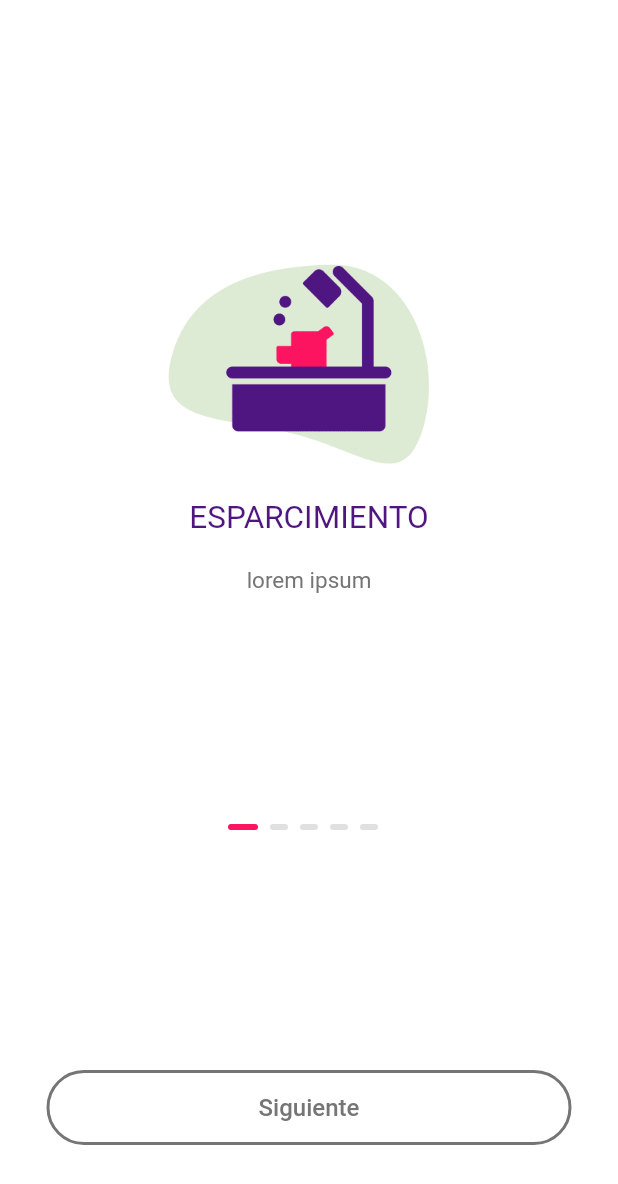
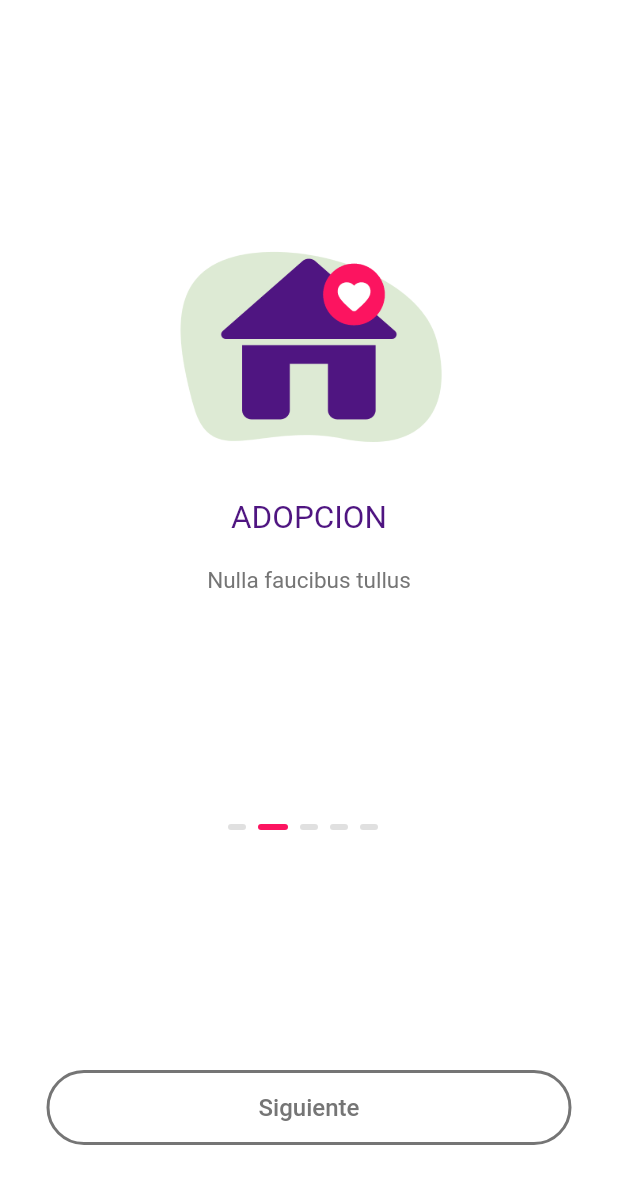
Before and after one commit to edwin141999/login-flutter-app, a Flutter app: the screen it shows after launch, after a tap on "Siguiente", on a phone screen of 412 x 824 dp. Shown: the top 1184 px of the screen. Run offline on Flutter 3.47's test engine with Material 2 defaults, Android fonts, the phone set to English and light mode, and no system bars.

Commit message:
mover el estado de la imagen con el boton

```diff
--- a/lib/src/pages/on_boarding.dart
+++ b/lib/src/pages/on_boarding.dart
@@ -1,6 +1,7 @@
 import 'package:flutter/material.dart';
 import 'package:flutter/cupertino.dart';
 import 'package:login_flutter/src/pages/content_boarding.dart';
+import 'package:login_flutter/src/pages/home_page.dart';
 import 'package:login_flutter/src/styles/colors/colors_views.dart';
 
 class OnBoarding extends StatefulWidget {
@@ -12,6 +13,9 @@ class OnBoarding extends StatefulWidget {
 
 class _OnBoardingState extends State<OnBoarding> {
   int pages = 0;
+
+  final PageController _pageViewController = PageController(initialPage: 0);
+
   List<Map<String, String>> onBoardingDatas = [
     {
       "text": 'ESPARCIMIENTO',
@@ -45,6 +49,7 @@ class _OnBoardingState extends State<OnBoarding> {
                 Expanded(
                   flex: 4,
                   child: PageView.builder(
+                    controller: _pageViewController,
                     onPageChanged: (value) {
                       setState(() {
                         pages = value;
@@ -102,7 +107,19 @@ class _OnBoardingState extends State<OnBoarding> {
         ),
       ),
       child: OutlinedButton(
-        onPressed: () => {},
+        onPressed: () => {
+          _pageViewController.nextPage(
+            duration: const Duration(milliseconds: 1000),
+            curve: Curves.easeOutQuint,
+          ),
+          if (pages == index)
+            {
+              Navigator.pushReplacement(
+                context,
+                MaterialPageRoute(builder: (context) => const HomePage()),
+              )
+            }
+        },
         style: ButtonStyle(
           side: MaterialStateProperty.all(
             BorderSide.lerp(
```
